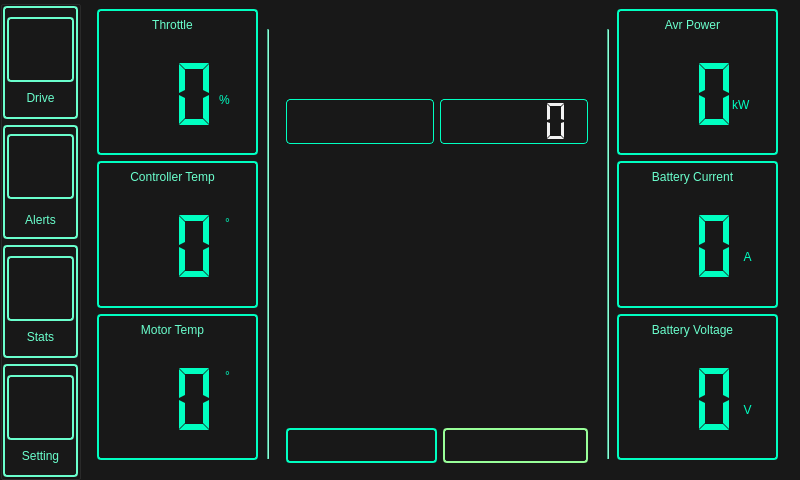
This is ui/mainwindow.ui in rozkalibrowany/vocc as Qt 5 draws it before an edit. The edited form follows.
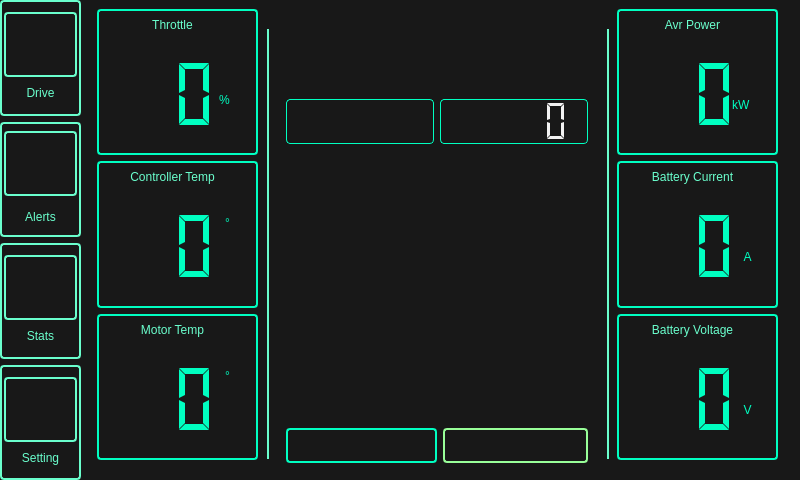
This is the edited form. Icons and pictures are not drawn.

What changed in the file:
```diff
--- a/ui/mainwindow.ui
+++ b/ui/mainwindow.ui
@@ -26,6 +26,9 @@
   <widget class="QWidget" name="centralwidget">
    <property name="styleSheet">
     <string notr="true">background-color: rgb(24, 24, 24);
+border: none;
+font: 12pt &quot;Ubuntu&quot;;
+color:  #6affcd;
 </string>
    </property>
    <widget class="QGroupBox" name="menuButtonsGroup">
```
Left out of the diff: 4 changed lines with no effect on the pictures.
